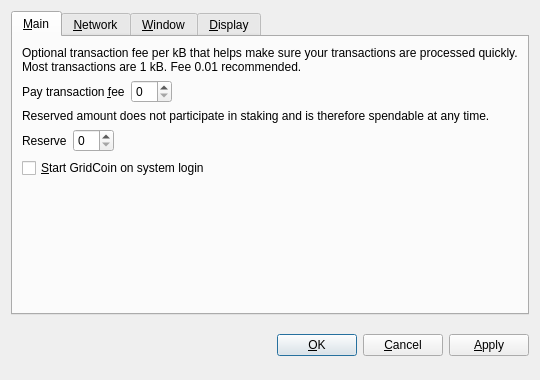
Qt form src/qt/forms/_bcBackup/optionsdialog.ui (gridcoin-community/Gridcoin-Research) before a commit.
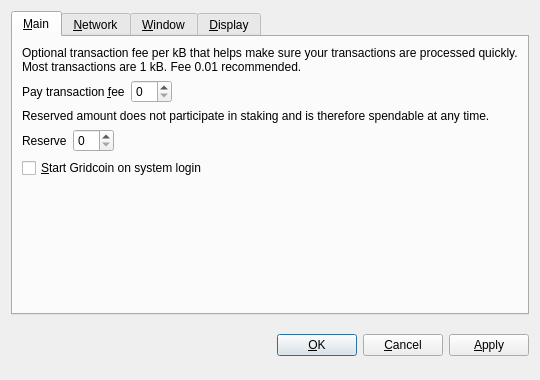
The same form after that commit. Custom widgets are drawn as their Qt base class.

Patch:
```diff
--- a/src/qt/forms/_bcBackup/optionsdialog.ui
+++ b/src/qt/forms/_bcBackup/optionsdialog.ui
@@ -128,7 +128,7 @@
           <string>Automatically start GridCoin after logging in to the system.</string>
          </property>
          <property name="text">
-          <string>&amp;Start GridCoin on system login</string>
+          <string>&amp;Start Gridcoin on system login</string>
          </property>
         </widget>
        </item>
```
Left out of the diff: 10 changed lines with no effect on the pictures.
